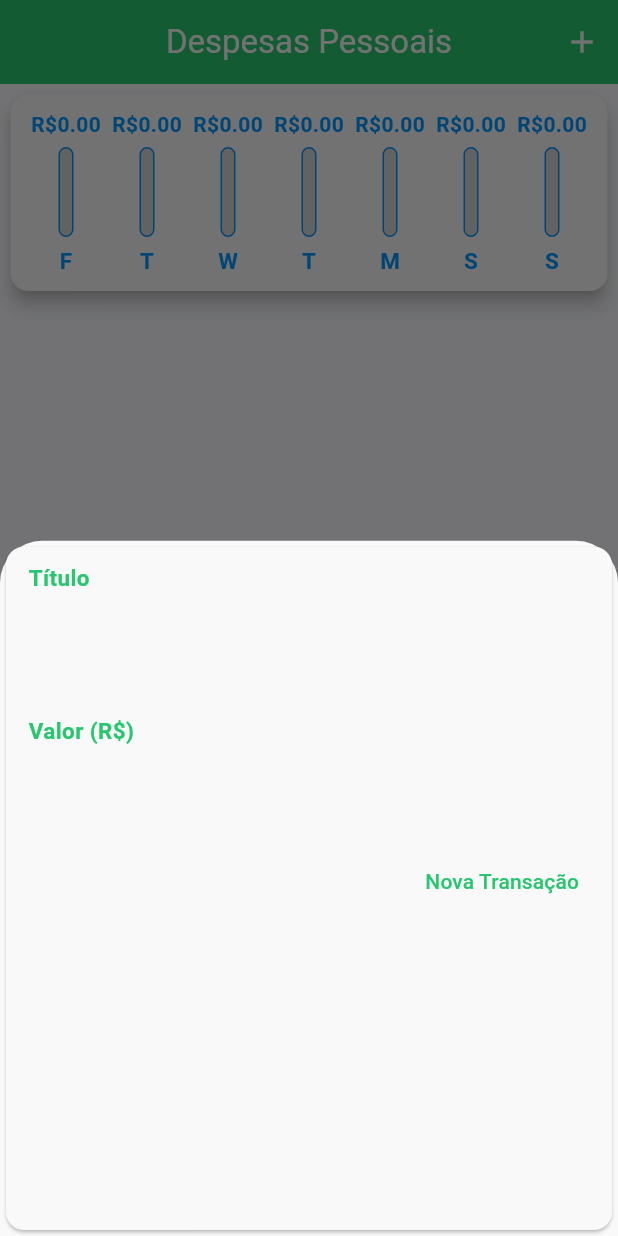
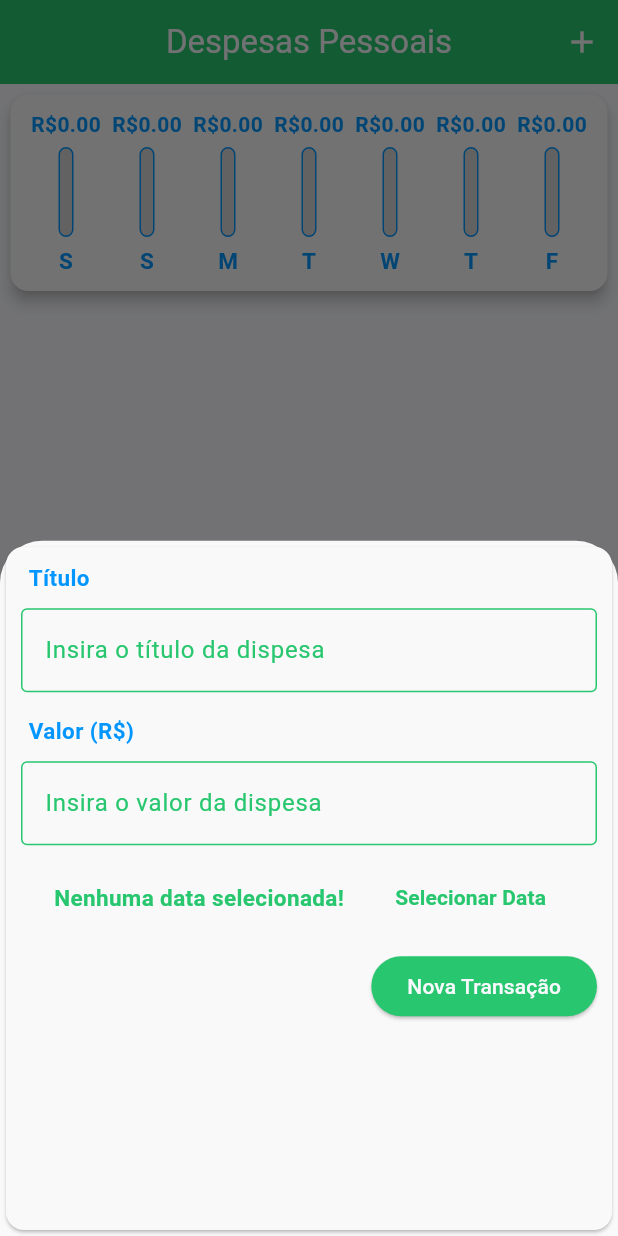
Before and after one commit to EnricoGollner/ExpenseManagerApp, a Flutter app: the screen it shows after launch, after a tap on the "add" icon, on a phone screen of 412 x 824 dp. Run offline on Flutter 3.47's test engine with Material 3 defaults, Android fonts, the phone set to English and light mode, and no system bars; our stand-ins replace freezed_annotation, lottie, shimmer, sqflite; accounts and stored records are empty.

Commit message:
DatePicker

```diff
--- a/lib/src/core/colors.dart
+++ b/lib/src/core/colors.dart
@@ -1,15 +1,14 @@
 import 'package:flutter/material.dart';
 
 const Color colorPrimary = Color(0xff28C76F);
-const Color colorOnPrimary = colorSurface;
+const Color colorOnPrimary = colorBackground;
 const Color colorSecondary = Color(0xff0396FF);
-const Color colorOnSecondary = colorOnPrimary;
+const Color colorOnSecondary = colorBackground;
 const Color colorSurface = Color(0xffF9F9F9);
-const Color colorOnSurface = colorOnPrimary;
+const Color colorOnSurface = colorPrimary;
 const Color colorBackground = Color(0xfff8f9fc);
-const Color colorOnBackground = colorOnPrimary;
+const Color colorOnBackground = Color(0xff212121);
 const Color colorError = Color(0xffD32F2F);
 const Color colorOnError = Color(0xffF9F9F9);
-const Color colorTitle = Color(0xff212121);
 
 const Color colorGrey = Colors.grey;
--- a/lib/src/core/fonts.dart
+++ b/lib/src/core/fonts.dart
@@ -2,9 +2,10 @@ import 'package:expenses_manager_app/src/core/colors.dart';
 import 'package:flutter/material.dart';
 
 TextStyle get labelStyle => const TextStyle(fontSize: 15, color: colorPrimary, fontWeight: FontWeight.bold);
+TextStyle get labelTextFieldStyle => const TextStyle(fontSize: 15, color: colorSecondary, fontWeight: FontWeight.bold);
 TextStyle get chartLabelStyle => const TextStyle(fontSize: 15, color: colorSecondary, fontWeight: FontWeight.bold);
 TextStyle get chartValueStyle => const TextStyle(fontSize: 14, color: colorSecondary, fontWeight: FontWeight.w600);
 TextStyle get transactionTitleStyle => const TextStyle(fontSize: 14, fontWeight: FontWeight.bold);
 TextStyle get transactionDateStyle => const TextStyle(color: colorGrey);
-TextStyle get valueTextStyle => const TextStyle(fontSize: 14, color: colorPrimary, fontWeight: FontWeight.w600);
+TextStyle get valueTextStyle => const TextStyle(fontSize: 14, color: colorBackground, fontWeight: FontWeight.w600);
 TextStyle get notFoundStyle => const TextStyle(fontSize: 17, color: colorSecondary, fontWeight: FontWeight.w600);
--- a/lib/src/core/styles.dart
+++ b/lib/src/core/styles.dart
@@ -10,6 +10,13 @@ class Styles {
         backgroundColor: colorPrimary,
         foregroundColor: colorOnSurface,
         centerTitle: true,
+      ),
+      datePickerTheme: DatePickerThemeData(
+        surfaceTintColor: colorSecondary,
+        headerBackgroundColor: colorPrimary,
+        headerForegroundColor: colorSurface,
+        dayBackgroundColor: MaterialStateProperty.resolveWith((states) => states.contains(MaterialState.selected) ? colorSecondary : colorBackground),
+        todayBackgroundColor:  MaterialStateProperty.resolveWith((states) => states.contains(MaterialState.selected) ? colorSecondary : colorBackground),
       ),
       colorScheme: const ColorScheme(
         brightness: Brightness.light,
--- a/lib/src/pages/home_page.dart
+++ b/lib/src/pages/home_page.dart
@@ -45,6 +45,7 @@ class _HomePageState extends State<HomePage> {
   Widget build(BuildContext context) {
     return Scaffold(
       appBar: AppBar(
+        foregroundColor: colorBackground,
         title: const Text('Despesas Pessoais'),
         actions: [
           IconButton(
--- a/lib/src/pages/widgets/chart/card_chart.dart
+++ b/lib/src/pages/widgets/chart/card_chart.dart
@@ -11,7 +11,7 @@ class CardChart extends StatelessWidget {
   @override
   Widget build(BuildContext context) {
     return Card(
-      elevation: 5,
+      elevation: 4,
       margin: const EdgeInsets.all(7),
       child: Padding(
         padding: const EdgeInsets.all(10),
@@ -49,12 +49,12 @@ class CardChart extends StatelessWidget {
         'day': DateFormat.E().format(weekDay).substring(0, 1), //.E() returns the day of the week in a short format - intl package
         'value': totalSum
       };
-    });
+    }).reversed.toList();
   }
 
   double  _getPercentage({required double totalDayValue}) {
     double weekTotal = groupedTransactions.fold(0.0, (previousValue, element) => previousValue + element['value']);
 
-    return totalDayValue / weekTotal;
+    return (totalDayValue / weekTotal) > 0 ? (totalDayValue / weekTotal) : 0;
   }
 }
--- a/lib/src/pages/widgets/chart/chart_bar.dart
+++ b/lib/src/pages/widgets/chart/chart_bar.dart
@@ -18,7 +18,9 @@ class ChartBar extends StatelessWidget {
   Widget build(BuildContext context) {
     return Column(
       children: [
-        FittedBox(child: Text(Formatters.doubleToCurrency(value), style: chartValueStyle)),
+        SizedBox(
+          height: 20,
+          child: FittedBox(child: Text(Formatters.doubleToCurrency(value), style: chartValueStyle))),
         const SizedBox(height: 5),
         SizedBox(
           height: 60,
--- a/lib/src/pages/widgets/custom_text_field.dart
+++ b/lib/src/pages/widgets/custom_text_field.dart
@@ -1,3 +1,4 @@
+import 'package:expenses_manager_app/src/core/colors.dart';
 import 'package:expenses_manager_app/src/core/fonts.dart';
 import 'package:flutter/material.dart';
 import 'package:flutter/services.dart';
@@ -37,24 +38,25 @@ class CustomTextField extends StatelessWidget {
           margin: const EdgeInsets.only(left: 5),
           child: Text(
             label,
-            style: labelStyle,
+            style: labelTextFieldStyle,
           ),
         ),
         const SizedBox(height: 10),
         TextFormField(
+          style: TextStyle(color: colorOnBackground.withOpacity(0.7)),
           onTapOutside: (_) => FocusManager.instance.primaryFocus?.unfocus(),
           controller: controller,
           focusNode: focusNode,
           keyboardType: keyboardType,
           decoration: InputDecoration(
-            border: const OutlineInputBorder(),
+            enabledBorder: const OutlineInputBorder(borderSide: BorderSide(color: colorPrimary)),
+            border: const OutlineInputBorder(borderSide: BorderSide(color: colorPrimary)),
             hintText: hintText,
             prefixIcon: prefixIcon != null ? Icon(prefixIcon) : null,
           ),
           validator: validatorFunction,
           onFieldSubmitted: onFieldSubmitted,
           inputFormatters: inputFormatters,
-
         ),
       ],
     );
--- a/lib/src/pages/widgets/form_transaction.dart
+++ b/lib/src/pages/widgets/form_transaction.dart
@@ -1,4 +1,7 @@
+import 'package:expenses_manager_app/src/core/colors.dart';
+import 'package:expenses_manager_app/src/core/fonts.dart';
 import 'package:expenses_manager_app/src/core/utils/formatters/decimal_text_input_formatter.dart';
+import 'package:expenses_manager_app/src/core/utils/formatters/formatters.dart';
 import 'package:expenses_manager_app/src/core/utils/validator.dart';
 import 'package:expenses_manager_app/src/pages/widgets/custom_text_field.dart';
 import 'package:flutter/material.dart';
@@ -9,7 +12,11 @@ class FormTransaction extends StatefulWidget {
   final void Function() addTransaction;
 
   ///Método construtor da classe
-  const FormTransaction({super.key, required this.titleController, required this.valueController, required this.addTransaction});
+  const FormTransaction(
+      {super.key,
+      required this.titleController,
+      required this.valueController,
+      required this.addTransaction});
 
   @override
   State<FormTransaction> createState() => _FormTransactionState();
@@ -20,6 +27,8 @@ class _FormTransactionState extends State<FormTransaction> {
 
   final FocusNode _titleFocusNode = FocusNode();
   final FocusNode _valueFocusNode = FocusNode();
+
+  DateTime? _selectedDate;
 
   @override
   Widget build(BuildContext context) {
@@ -36,7 +45,8 @@ class _FormTransactionState extends State<FormTransaction> {
                 validatorFunction: Validator.isRequired,
                 label: 'Título',
                 hintText: 'Insira o título da dispesa',
-                  onFieldSubmitted: (_) => FocusScope.of(context).requestFocus(_valueFocusNode),
+                onFieldSubmitted: (_) =>
+                    FocusScope.of(context).requestFocus(_valueFocusNode),
               ),
               const SizedBox(height: 15),
               CustomTextField(
@@ -51,10 +61,34 @@ class _FormTransactionState extends State<FormTransaction> {
                   DecimalTextInputFormatter(),
                 ],
               ),
+              SizedBox(
+                height: 70,
+                child: Row(
+                  mainAxisAlignment: MainAxisAlignment.spaceEvenly,
+                  children: [
+                    Text( _selectedDate == null ? 'Nenhuma data selecionada!' : Formatters.dateTimeToDate(_selectedDate!), style: labelStyle,),
+                    TextButton(
+                      style: TextButton.styleFrom(foregroundColor: colorPrimary),
+                      child: const Text(
+                        'Selecionar Data',
+                        style: TextStyle(fontWeight: FontWeight.w600),
+                      ),
+                      onPressed: () async {
+                        showDatePicker(context: context, firstDate: DateTime(2000), lastDate:DateTime.now(), )
+                          .then((date) => setState(() => _selectedDate = date));
+                      },
+                    ),
+                  ],
+                ),
+              ),
               Row(
                 mainAxisAlignment: MainAxisAlignment.end,
                 children: [
-                    TextButton(
+                  ElevatedButton(
+                    style: ElevatedButton.styleFrom(
+                      backgroundColor: colorPrimary,
+                      foregroundColor: colorOnPrimary,
+                    ),
                     child: const Text('Nova Transação'),
                     onPressed: () {
                       if (_formKey.currentState!.validate()) {
```
Also changed, not shown: lib/src/pages/widgets/cards/card_transaction.dart (+14 -20 lines). Lines whose indentation alone changed are shown as unchanged.
